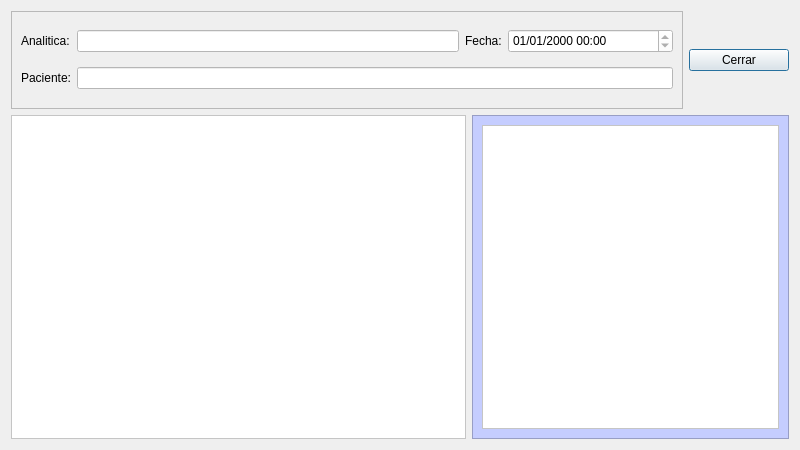
Above: frmveranalitica.ui from arcnexus/RedFoX before the change. Below: the same form after it.
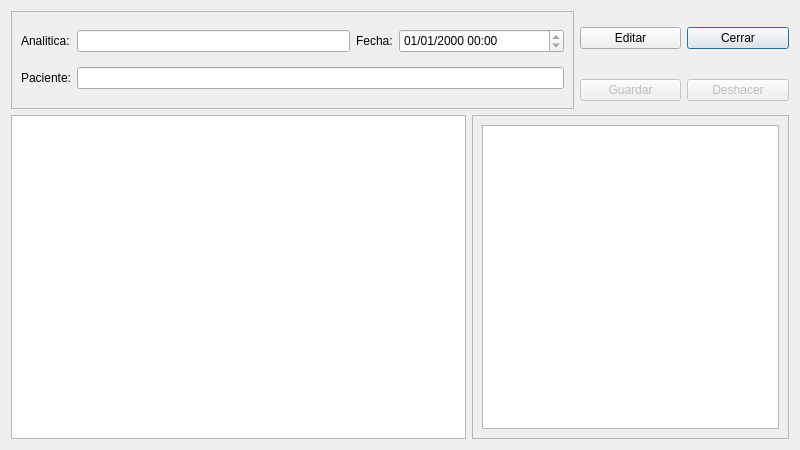
That is the form after the change. Icons and pictures are not drawn.

Diff of the .ui file:
```diff
--- a/frmveranalitica.ui
+++ b/frmveranalitica.ui
@@ -21,15 +21,96 @@
     <normaloff>:/Icons/PNG/terra.png</normaloff>:/Icons/PNG/terra.png</iconset>
   </property>
   <layout class="QGridLayout" name="gridLayout">
-   <item row="1" column="0">
+   <item row="2" column="0">
     <widget class="QTableWidget" name="tablaAnalitica">
      <property name="styleSheet">
-      <string notr="true">background-color: rgb(255, 255, 255);
-alternate-background-color: rgb(252, 255, 192);</string>
+      <string notr="true"/>
      </property>
+     <property name="alternatingRowColors">
+      <bool>true</bool>
+     </property>
     </widget>
    </item>
-   <item row="0" column="0" colspan="2">
+   <item row="2" column="1" colspan="3">
+    <widget class="QFrame" name="frame_2">
+     <property name="minimumSize">
+      <size>
+       <width>317</width>
+       <height>0</height>
+      </size>
+     </property>
+     <property name="styleSheet">
+      <string notr="true"/>
+     </property>
+     <property name="frameShape">
+      <enum>QFrame::StyledPanel</enum>
+     </property>
+     <property name="frameShadow">
+      <enum>QFrame::Raised</enum>
+     </property>
+     <layout class="QGridLayout" name="gridLayout_2">
+      <item row="0" column="0">
+       <widget class="QTextEdit" name="txtComentarios">
+        <property name="styleSheet">
+         <string notr="true"/>
+        </property>
+       </widget>
+      </item>
+     </layout>
+    </widget>
+   </item>
+   <item row="0" column="3">
+    <widget class="QPushButton" name="btnCerrar">
+     <property name="maximumSize">
+      <size>
+       <width>113</width>
+       <height>16777215</height>
+      </size>
+     </property>
+     <property name="layoutDirection">
+      <enum>Qt::LeftToRight</enum>
+     </property>
+     <property name="text">
+      <string>Cerrar</string>
+     </property>
+     <property name="icon">
+      <iconset resource="terra.qrc">
+       <normaloff>:/Icons/PNG/Exit.png</normaloff>:/Icons/PNG/Exit.png</iconset>
+     </property>
+     <property name="checkable">
+      <bool>false</bool>
+     </property>
+     <property name="checked">
+      <bool>false</bool>
+     </property>
+    </widget>
+   </item>
+   <item row="0" column="2">
+    <widget class="QPushButton" name="btnEditar">
+     <property name="text">
+      <string>Editar</string>
+     </property>
+     <property name="icon">
+      <iconset resource="terra.qrc">
+       <normaloff>:/Icons/PNG/edit.png</normaloff>:/Icons/PNG/edit.png</iconset>
+     </property>
+    </widget>
+   </item>
+   <item row="1" column="2">
+    <widget class="QPushButton" name="btnGuardar">
+     <property name="enabled">
+      <bool>false</bool>
+     </property>
+     <property name="text">
+      <string>Guardar</string>
+     </property>
+     <property name="icon">
+      <iconset resource="terra.qrc">
+       <normaloff>:/Icons/PNG/Save.png</normaloff>:/Icons/PNG/Save.png</iconset>
+     </property>
+    </widget>
+   </item>
+   <item row="0" column="0" rowspan="2" colspan="2">
     <widget class="QFrame" name="frame">
      <property name="minimumSize">
       <size>
@@ -57,8 +138,7 @@
       <item row="0" column="1">
        <widget class="QLineEdit" name="txtAnalitica">
         <property name="styleSheet">
-         <string notr="true">color: rgb(0, 0, 255);
-background-color: rgb(255, 255, 255);</string>
+         <string notr="true"/>
         </property>
         <property name="readOnly">
          <bool>true</bool>
@@ -81,7 +161,7 @@
          </size>
         </property>
         <property name="styleSheet">
-         <string notr="true">background-color: rgb(255, 255, 255);</string>
+         <string notr="true"/>
         </property>
         <property name="readOnly">
          <bool>true</bool>
@@ -101,7 +181,7 @@
       <item row="1" column="1" colspan="3">
        <widget class="QLineEdit" name="txtPaciente">
         <property name="styleSheet">
-         <string notr="true">background-color: rgb(255, 255, 255);</string>
+         <string notr="true"/>
         </property>
         <property name="readOnly">
          <bool>true</bool>
@@ -111,57 +191,17 @@
      </layout>
     </widget>
    </item>
-   <item row="1" column="1" colspan="2">
-    <widget class="QFrame" name="frame_2">
-     <property name="minimumSize">
-      <size>
-       <width>317</width>
-       <height>0</height>
-      </size>
-     </property>
-     <property name="styleSheet">
-      <string notr="true">background-color: rgb(197, 205, 255);</string>
-     </property>
-     <property name="frameShape">
-      <enum>QFrame::StyledPanel</enum>
-     </property>
-     <property name="frameShadow">
-      <enum>QFrame::Raised</enum>
-     </property>
-     <layout class="QGridLayout" name="gridLayout_2">
-      <item row="0" column="0">
-       <widget class="QTextEdit" name="txtComentarios">
-        <property name="styleSheet">
-         <string notr="true">background-color: rgb(255, 255, 255);</string>
-        </property>
-       </widget>
-      </item>
-     </layout>
-    </widget>
-   </item>
-   <item row="0" column="2">
-    <widget class="QPushButton" name="btnCerrar">
-     <property name="maximumSize">
-      <size>
-       <width>100</width>
-       <height>16777215</height>
-      </size>
-     </property>
-     <property name="layoutDirection">
-      <enum>Qt::LeftToRight</enum>
+   <item row="1" column="3">
+    <widget class="QPushButton" name="btnDeshacer">
+     <property name="enabled">
+      <bool>false</bool>
      </property>
      <property name="text">
-      <string>Cerrar</string>
+      <string>Deshacer</string>
      </property>
      <property name="icon">
       <iconset resource="terra.qrc">
-       <normaloff>:/Icons/PNG/Exit.png</normaloff>:/Icons/PNG/Exit.png</iconset>
-     </property>
-     <property name="checkable">
-      <bool>false</bool>
-     </property>
-     <property name="checked">
-      <bool>false</bool>
+       <normaloff>:/Icons/PNG/undo.png</normaloff>:/Icons/PNG/undo.png</iconset>
      </property>
     </widget>
    </item>
```
